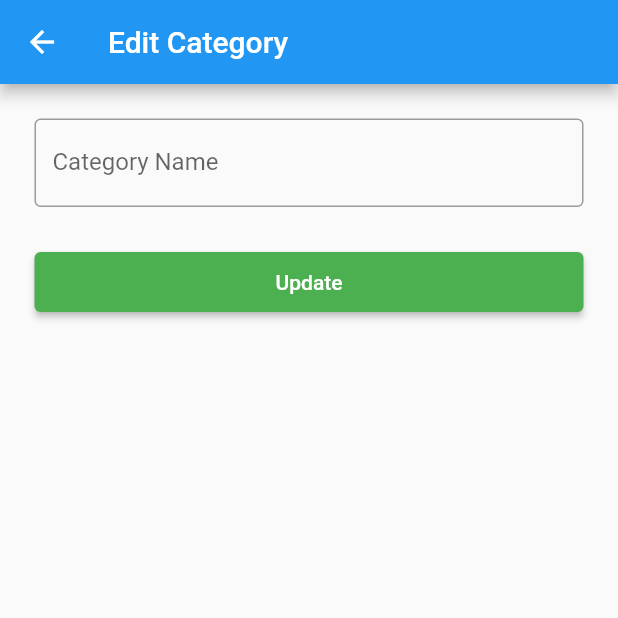
After one commit to AhmadRafif22/stisla_flutter_1, a Flutter app: the UpdateCategory screen opened by its route, on a phone screen of 412 x 824 dp, the top half of it. The commit adds this screen. Run offline on Flutter 3.47's test engine with Material 2 defaults, Android fonts, the phone set to English and light mode, and no system bars; our stand-ins replace shared_preferences; accounts and stored records are empty; network calls fail; statements that could not run were skipped.

Commit message:
add edit category feature

```diff
--- a/lib/main.dart
+++ b/lib/main.dart
@@ -5,6 +5,7 @@ import 'package:stisla_flutter/page/listpage.dart';
 import 'package:stisla_flutter/page/login.dart';
 import 'package:stisla_flutter/page/homepage.dart';
 import 'package:stisla_flutter/page/register.dart';
+import 'package:stisla_flutter/page/update_category.dart';
 
 void main() {
   runApp(MyApp());
@@ -28,6 +29,7 @@ class MyApp extends StatelessWidget {
         "/homepage": (context) => const HomePage(),
         "/register": (context) => const RegisterPage(),
         "/addCategory": (context) => const CreateCategory(),
+        "/updateCategory": (context) => UpdateCategory(),
       },
       initialRoute: "/",
       title: 'Flutter Demo',
--- /dev/null
+++ b/lib/page/update_category.dart
@@ -0,0 +1,104 @@
+import 'package:flutter/material.dart';
+import 'package:provider/provider.dart';
+
+import 'package:stisla_flutter/Service/globals.dart';
+
+import 'package:http/http.dart' as http;
+import 'package:stisla_flutter/models/category.dart';
+import 'package:stisla_flutter/page/homepage.dart';
+import 'dart:convert';
+
+import 'package:stisla_flutter/page/listpage.dart';
+import 'package:stisla_flutter/page/register.dart';
+
+import '../Service/category_service.dart';
+
+class UpdateCategory extends StatefulWidget {
+  UpdateCategory({
+    super.key,
+    this.category,
+  });
+
+  final Category? category;
+
+  @override
+  State<UpdateCategory> createState() => _UpdateCategoryState();
+}
+
+class _UpdateCategoryState extends State<UpdateCategory> {
+  TextEditingController __name = TextEditingController();
+
+  @override
+  void initState() {
+    // TODO: implement initState
+    super.initState();
+    __name.text = widget.category!.name;
+  }
+
+  @override
+  savepressed() async {
+    String newName = __name.text;
+    Category? newCategory = widget.category;
+
+    if (newName.isNotEmpty) {
+      http.Response response =
+          await CategoryService.updateCategory(newCategory!, __name.text);
+      Map responseMap = jsonDecode(response.body);
+      print(response.body);
+      if (response.statusCode == 200) {
+        Navigator.push(
+          context,
+          MaterialPageRoute(
+            builder: (context) => const ListPage(),
+          ),
+        );
+      } else {
+        errorSnackBar(context, 'Failed to update');
+      }
+    } else {
+      errorSnackBar(context, 'enter Category fields');
+    }
+  }
+
+  @override
+  Widget build(BuildContext context) {
+    return Scaffold(
+      appBar: AppBar(
+        title: const Text("Edit Category"),
+      ),
+      body: Padding(
+        padding: const EdgeInsets.all(8.0),
+        child: Column(
+          crossAxisAlignment: CrossAxisAlignment.start,
+          children: [
+            Container(
+              padding: EdgeInsets.all(15.0),
+              child: TextField(
+                controller: __name,
+                // obscureText: true,
+                decoration: InputDecoration(
+                  border: OutlineInputBorder(),
+                  labelText: 'Category Name',
+                  hintText: 'Enter Category Name',
+                ),
+              ),
+            ),
+            Container(
+              margin: EdgeInsets.all(15.0),
+              width: double.infinity,
+              height: 40,
+              // convert button
+              child: ElevatedButton(
+                onPressed: savepressed,
+                style: ElevatedButton.styleFrom(
+                  primary: Colors.green, // Background color
+                ),
+                child: Text('Update'),
+              ),
+            ),
+          ],
+        ),
+      ),
+    );
+  }
+}
```
Also changed, not shown: lib/Service/category_service.dart (+22 -0 lines), lib/page/listpage.dart (+8 -6 lines).
